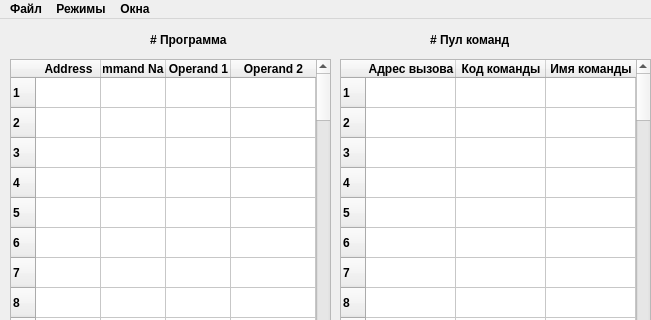
The window that MT589/commandmodewindow.ui (lagovsp/mt589-simulator-program) describes before a commit, drawn with Qt 5; both pictures show x 0 to 651 and y 0 to 320 of the 1200 by 700 pixel window.
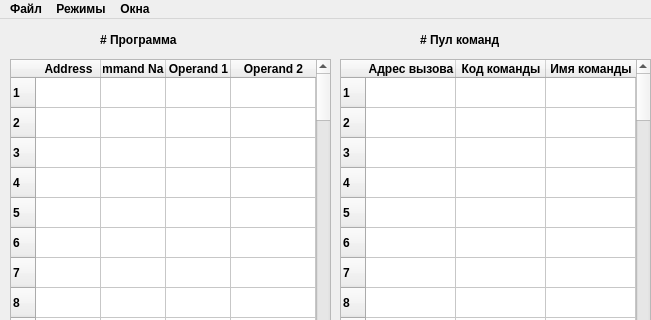
The same window after the commit.

The edit to the form file:
```diff
--- a/MT589/commandmodewindow.ui
+++ b/MT589/commandmodewindow.ui
@@ -7699,7 +7699,7 @@
    <widget class="QLabel" name="label_48">
     <property name="geometry">
      <rect>
-      <x>150</x>
+      <x>100</x>
       <y>0</y>
       <width>141</width>
       <height>41</height>
@@ -10675,7 +10675,7 @@
    <widget class="QLabel" name="label_49">
     <property name="geometry">
      <rect>
-      <x>430</x>
+      <x>420</x>
       <y>0</y>
       <width>141</width>
       <height>41</height>
```
